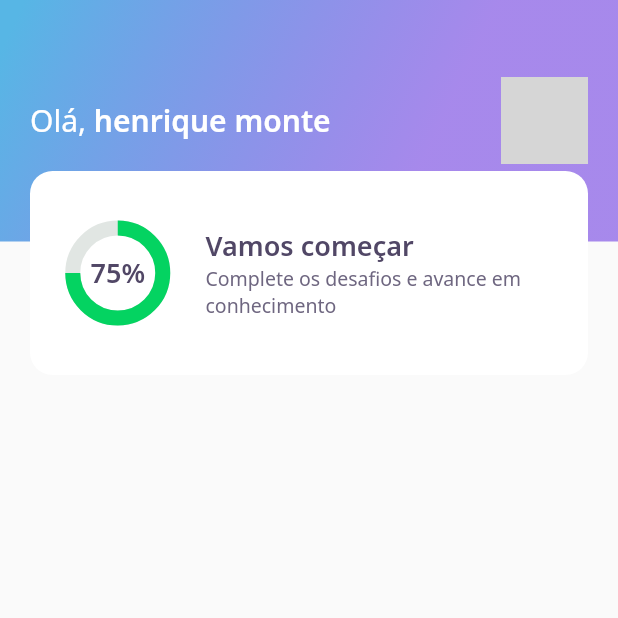
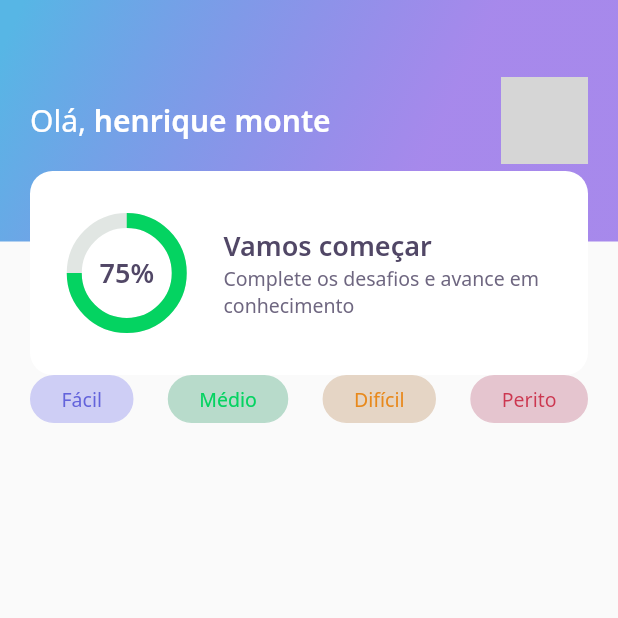
Before and after one commit to ohenriquemonte/devquiz-nlw5-rktst, a Flutter app: the screen it shows after launch, on a phone screen of 412 x 824 dp, the top half of it. Run offline on Flutter 3.47's test engine with Material 2 defaults, Android fonts, the phone set to English and light mode, and no system bars; our stand-ins replace google_fonts; network calls fail; grey boxes are pictures that could not be loaded.

Commit message:
LevelButton para os 4 diferentes skills

```diff
--- a/lib/home/home_page.dart
+++ b/lib/home/home_page.dart
@@ -1,4 +1,5 @@
 import 'package:DevQuiz/home/widgets/appbar/app_bar_widget.dart';
+import 'package:DevQuiz/home/widgets/level_button/level_button_widget.dart';
 import 'package:flutter/material.dart';
 
 class HomePage extends StatefulWidget {
@@ -12,7 +13,27 @@ class _HomePageState extends State<HomePage> {
   @override
   Widget build(BuildContext context) {
     return Scaffold(
-        appBar: AppBarWidget(),
+      appBar: AppBarWidget(),
+      body: Padding(
+        padding: const EdgeInsets.symmetric(horizontal: 20),
+        child: Row(
+          mainAxisAlignment: MainAxisAlignment.spaceBetween,
+          children: [
+            LevelButtonWidget(
+              label: 'Fácil',
+            ),
+            LevelButtonWidget(
+              label: 'Médio',
+            ),
+            LevelButtonWidget(
+              label: 'Difícil',
+            ),
+            LevelButtonWidget(
+              label: 'Perito',
+            ),
+          ],
+        ),
+      ),
     );
   }
 }
--- a/lib/home/widgets/chart/chart_widget.dart
+++ b/lib/home/widgets/chart/chart_widget.dart
@@ -7,15 +7,14 @@ class ChartWidget extends StatelessWidget {
   @override
   Widget build(BuildContext context) {
     return Container(
-      padding: EdgeInsets.only(left: 24),
-      height: 60,
-      width: 60,
+      height: 80,
+      width: 80,
       child: Stack(
         children: [
           Center(
             child: Container(
-              height: 60,
-              width: 60,
+              height: 70,
+              width: 70,
               child: CircularProgressIndicator(
                 strokeWidth: 10,
                 value: .75,
--- /dev/null
+++ b/lib/home/widgets/level_button/level_button_widget.dart
@@ -0,0 +1,63 @@
+import 'package:DevQuiz/core/app_colors.dart';
+import 'package:flutter/material.dart';
+import 'package:google_fonts/google_fonts.dart';
+
+class LevelButtonWidget extends StatelessWidget {
+  final String label;
+
+  LevelButtonWidget({Key? key, required this.label})
+      : assert(["Fácil", "Médio", "Difícil", "Perito"].contains(label)),
+        super(key: key);
+
+  final config = {
+    "Fácil": {
+      "color": AppColors.levelButtonBorderFacil,
+      "borderColor": AppColors.levelButtonBorderFacil,
+      "fontColor": AppColors.levelButtonTextFacil
+    },
+    "Médio": {
+      "color": AppColors.levelButtonBorderMedio,
+      "borderColor": AppColors.levelButtonBorderMedio,
+      "fontColor": AppColors.levelButtonTextMedio
+    },
+    "Difícil": {
+      "color": AppColors.levelButtonBorderDificil,
+      "borderColor": AppColors.levelButtonBorderDificil,
+      "fontColor": AppColors.levelButtonTextDificil
+    },
+    "Perito": {
+      "color": AppColors.levelButtonBorderPerito,
+      "borderColor": AppColors.levelButtonBorderPerito,
+      "fontColor": AppColors.levelButtonTextPerito
+    },
+  };
+
+  Color get color => config[label]!['color']!;
+  Color get borderColor => config[label]!['borderColor']!;
+  Color get fontColor => config[label]!['fontColor']!;
+
+  @override
+  Widget build(BuildContext context) {
+    return Container(
+      decoration: BoxDecoration(
+        borderRadius: BorderRadius.circular(28),
+        color: color,
+        border: Border.fromBorderSide(
+          BorderSide(
+            color: borderColor,
+          ),
+        ),
+      ),
+      child: Padding(
+        padding: const EdgeInsets.symmetric(horizontal: 20, vertical: 6),
+        child: Text(
+          label,
+          style: GoogleFonts.notoSans(
+            color: fontColor,
+            fontSize: 13,
+          ),
+        ),
+      ),
+    );
+  }
+}
--- a/lib/home/widgets/score_card/score_card_widget.dart
+++ b/lib/home/widgets/score_card/score_card_widget.dart
@@ -13,6 +13,8 @@ class ScoreCardWidget extends StatelessWidget {
         height: 136,
         decoration: BoxDecoration(
             color: AppColors.white, borderRadius: BorderRadius.circular(15)),
+        child: Padding(
+          padding: const EdgeInsets.symmetric(horizontal: 24),
           child: Row(
             crossAxisAlignment: CrossAxisAlignment.center,
             children: [
@@ -37,6 +39,7 @@ class ScoreCardWidget extends StatelessWidget {
             ],
           ),
         ),
+      ),
     );
   }
 }
```
Lines whose indentation alone changed are shown as unchanged.
